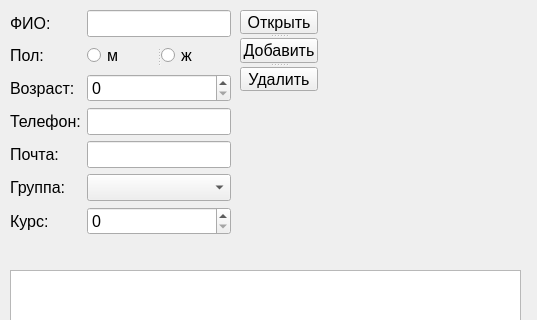
The window that form_ui.ui (KagarmanovRR/30.11_PyQt5_UI) describes before a commit, drawn with Qt 5; both pictures show x 0 to 537 and y 0 to 320 of the 537 by 474 pixel window.
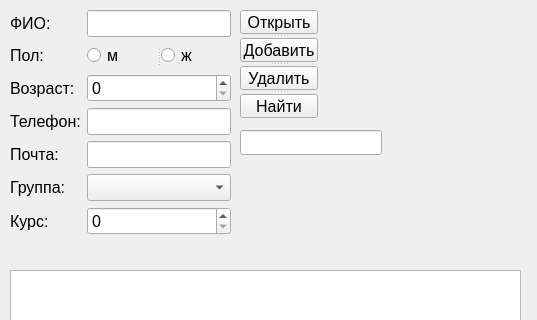
The same window after the commit.

Patch:
```diff
--- a/form_ui.ui
+++ b/form_ui.ui
@@ -28,6 +28,16 @@
     </rect>
    </property>
   </widget>
+  <widget class="QLineEdit" name="leFind">
+   <property name="geometry">
+    <rect>
+     <x>240</x>
+     <y>130</y>
+     <width>142</width>
+     <height>25</height>
+    </rect>
+   </property>
+  </widget>
   <widget class="QWidget" name="">
    <property name="geometry">
     <rect>
@@ -130,7 +140,7 @@
      <x>240</x>
      <y>10</y>
      <width>78</width>
-     <height>81</height>
+     <height>108</height>
     </rect>
    </property>
    <property name="orientation">
@@ -151,6 +161,11 @@
      <string>Удалить</string>
     </property>
    </widget>
+   <widget class="QPushButton" name="pbFind">
+    <property name="text">
+     <string>Найти</string>
+    </property>
+   </widget>
   </widget>
  </widget>
  <resources/>
```
Left out of the diff: 10 changed lines with no effect on the pictures.
